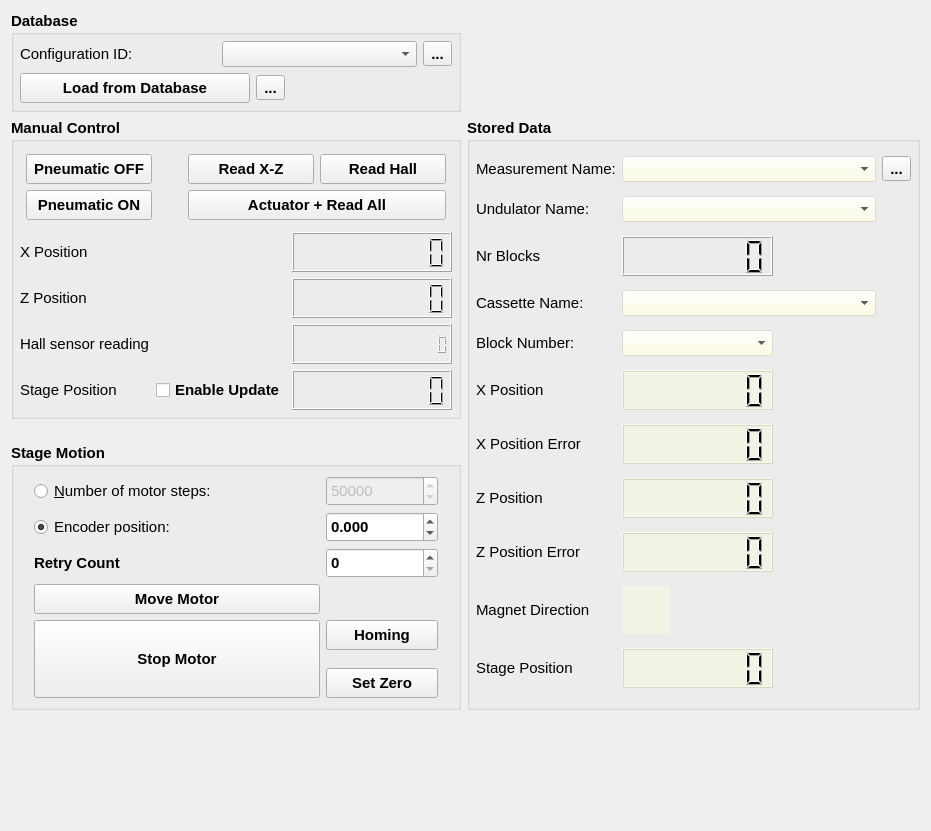
lnls-ima/delta-assembly-bench, file deltabench/gui/ui/measurementwidget.ui: the form before one commit.
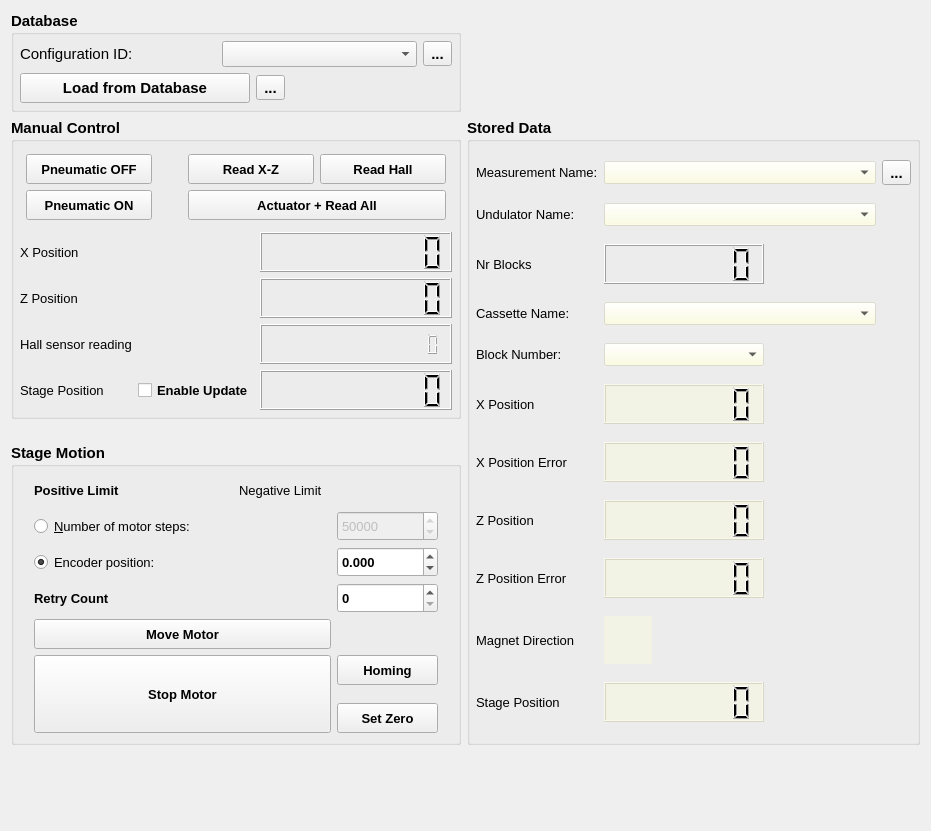
The form after the commit. Icons and pictures are not drawn.

Commit message: measurementwidget.ui: Increase font size and add LEDs for limits

Patch:
```diff
--- a/deltabench/gui/ui/measurementwidget.ui
+++ b/deltabench/gui/ui/measurementwidget.ui
@@ -80,6 +80,7 @@
         </property>
         <property name="font">
          <font>
+          <pointsize>10</pointsize>
           <weight>50</weight>
           <bold>false</bold>
          </font>
@@ -102,6 +103,7 @@
        <widget class="QLabel" name="label_8">
         <property name="font">
          <font>
+          <pointsize>10</pointsize>
           <weight>50</weight>
           <bold>false</bold>
          </font>
@@ -119,6 +121,11 @@
           <height>40</height>
          </size>
         </property>
+        <property name="font">
+         <font>
+          <pointsize>10</pointsize>
+         </font>
+        </property>
         <property name="styleSheet">
          <string notr="true">background-color: rgba(255, 255, 219, 100);</string>
         </property>
@@ -129,6 +136,11 @@
       </item>
       <item row="1" column="2" colspan="3">
        <widget class="QComboBox" name="cmb_undulator_list">
+        <property name="font">
+         <font>
+          <pointsize>10</pointsize>
+         </font>
+        </property>
         <property name="styleSheet">
          <string notr="true">background-color: rgba(255, 255, 219, 100);</string>
         </property>
@@ -138,6 +150,7 @@
        <widget class="QLabel" name="label_12">
         <property name="font">
          <font>
+          <pointsize>10</pointsize>
           <weight>50</weight>
           <bold>false</bold>
          </font>
@@ -151,6 +164,7 @@
        <widget class="QLabel" name="label_6">
         <property name="font">
          <font>
+          <pointsize>10</pointsize>
           <weight>50</weight>
           <bold>false</bold>
          </font>
@@ -164,6 +178,7 @@
        <widget class="QLabel" name="label_7">
         <property name="font">
          <font>
+          <pointsize>10</pointsize>
           <weight>50</weight>
           <bold>false</bold>
          </font>
@@ -177,6 +192,7 @@
        <widget class="QLabel" name="label_13">
         <property name="font">
          <font>
+          <pointsize>10</pointsize>
           <weight>50</weight>
           <bold>false</bold>
          </font>
@@ -190,6 +206,7 @@
        <widget class="QLabel" name="label_20">
         <property name="font">
          <font>
+          <pointsize>10</pointsize>
           <weight>50</weight>
           <bold>false</bold>
          </font>
@@ -203,6 +220,7 @@
        <widget class="QLabel" name="label_14">
         <property name="font">
          <font>
+          <pointsize>10</pointsize>
           <weight>50</weight>
           <bold>false</bold>
          </font>
@@ -220,6 +238,11 @@
           <height>40</height>
          </size>
         </property>
+        <property name="font">
+         <font>
+          <pointsize>10</pointsize>
+         </font>
+        </property>
         <property name="autoFillBackground">
          <bool>false</bool>
         </property>
@@ -236,6 +259,11 @@
           <height>40</height>
          </size>
         </property>
+        <property name="font">
+         <font>
+          <pointsize>10</pointsize>
+         </font>
+        </property>
         <property name="autoFillBackground">
          <bool>false</bool>
         </property>
@@ -249,6 +277,11 @@
       </item>
       <item row="0" column="2" colspan="3">
        <widget class="QComboBox" name="cmb_measurement_list">
+        <property name="font">
+         <font>
+          <pointsize>10</pointsize>
+         </font>
+        </property>
         <property name="styleSheet">
          <string notr="true">background-color: rgba(255, 255, 219, 100);</string>
         </property>
@@ -258,6 +291,7 @@
        <widget class="QLabel" name="label_17">
         <property name="font">
          <font>
+          <pointsize>10</pointsize>
           <weight>50</weight>
           <bold>false</bold>
          </font>
@@ -269,6 +303,11 @@
       </item>
       <item row="3" column="2" colspan="3">
        <widget class="QComboBox" name="cmb_cassette_list">
+        <property name="font">
+         <font>
+          <pointsize>10</pointsize>
+         </font>
+        </property>
         <property name="styleSheet">
          <string notr="true">background-color: rgba(255, 255, 219, 100);</string>
         </property>
@@ -304,6 +343,11 @@
       </item>
       <item row="4" column="2" colspan="2">
        <widget class="QComboBox" name="cmb_block_list">
+        <property name="font">
+         <font>
+          <pointsize>10</pointsize>
+         </font>
+        </property>
         <property name="styleSheet">
          <string notr="true">background-color: rgba(255, 255, 219, 100);</string>
         </property>
@@ -313,6 +357,7 @@
        <widget class="QLabel" name="label_21">
         <property name="font">
          <font>
+          <pointsize>10</pointsize>
           <weight>50</weight>
           <bold>false</bold>
          </font>
@@ -346,6 +391,7 @@
        <widget class="QLabel" name="label_10">
         <property name="font">
          <font>
+          <pointsize>10</pointsize>
           <weight>50</weight>
           <bold>false</bold>
          </font>
@@ -363,6 +409,11 @@
           <height>40</height>
          </size>
         </property>
+        <property name="font">
+         <font>
+          <pointsize>10</pointsize>
+         </font>
+        </property>
         <property name="styleSheet">
          <string notr="true">background-color: rgba(255, 255, 219, 100);</string>
         </property>
@@ -375,6 +426,7 @@
        <widget class="QLabel" name="label_11">
         <property name="font">
          <font>
+          <pointsize>10</pointsize>
           <weight>50</weight>
           <bold>false</bold>
          </font>
@@ -392,6 +444,11 @@
           <height>40</height>
          </size>
         </property>
+        <property name="font">
+         <font>
+          <pointsize>10</pointsize>
+         </font>
+        </property>
         <property name="autoFillBackground">
          <bool>false</bool>
         </property>
@@ -562,7 +619,7 @@
       <property name="rightMargin">
        <number>20</number>
       </property>
-      <item row="0" column="1">
+      <item row="2" column="1">
        <widget class="QSpinBox" name="sb_commanded_nr_steps">
         <property name="enabled">
          <bool>false</bool>
@@ -581,6 +638,7 @@
         </property>
         <property name="font">
          <font>
+          <pointsize>10</pointsize>
           <weight>50</weight>
           <bold>false</bold>
          </font>
@@ -596,7 +654,7 @@
         </property>
        </widget>
       </item>
-      <item row="1" column="1">
+      <item row="3" column="1">
        <widget class="QDoubleSpinBox" name="sbd_commanded_encoder_position">
         <property name="minimumSize">
          <size>
@@ -604,6 +662,11 @@
           <height>30</height>
          </size>
         </property>
+        <property name="font">
+         <font>
+          <pointsize>10</pointsize>
+         </font>
+        </property>
         <property name="decimals">
          <number>3</number>
         </property>
@@ -615,7 +678,7 @@
         </property>
        </widget>
       </item>
-      <item row="3" column="0">
+      <item row="5" column="0">
        <widget class="QPushButton" name="pbt_move_motor">
         <property name="sizePolicy">
          <sizepolicy hsizetype="Minimum" vsizetype="Minimum">
@@ -629,6 +692,11 @@
           <height>30</height>
          </size>
         </property>
+        <property name="font">
+         <font>
+          <pointsize>10</pointsize>
+         </font>
+        </property>
         <property name="text">
          <string>Move Motor</string>
         </property>
@@ -644,7 +712,7 @@
         </property>
        </widget>
       </item>
-      <item row="1" column="0">
+      <item row="3" column="0">
        <widget class="QRadioButton" name="rbt_encoder_position">
         <property name="sizePolicy">
          <sizepolicy hsizetype="Minimum" vsizetype="Minimum">
@@ -654,6 +722,7 @@
         </property>
         <property name="font">
          <font>
+          <pointsize>10</pointsize>
           <weight>50</weight>
           <bold>false</bold>
          </font>
@@ -666,7 +735,7 @@
         </property>
        </widget>
       </item>
-      <item row="4" column="1">
+      <item row="6" column="1">
        <widget class="QPushButton" name="pbt_homing">
         <property name="sizePolicy">
          <sizepolicy hsizetype="Minimum" vsizetype="Minimum">
@@ -680,12 +749,17 @@
           <height>30</height>
          </size>
         </property>
+        <property name="font">
+         <font>
+          <pointsize>10</pointsize>
+         </font>
+        </property>
         <property name="text">
          <string>Homing</string>
         </property>
        </widget>
       </item>
-      <item row="2" column="1">
+      <item row="4" column="1">
        <widget class="QSpinBox" name="sb_retry_count">
         <property name="minimumSize">
          <size>
@@ -693,9 +767,14 @@
           <height>30</height>
          </size>
         </property>
+        <property name="font">
+         <font>
+          <pointsize>10</pointsize>
+         </font>
+        </property>
        </widget>
       </item>
-      <item row="0" column="0">
+      <item row="2" column="0">
        <widget class="QRadioButton" name="rbt_nr_steps">
         <property name="sizePolicy">
          <sizepolicy hsizetype="Minimum" vsizetype="Minimum">
@@ -705,6 +784,7 @@
         </property>
         <property name="font">
          <font>
+          <pointsize>10</pointsize>
           <weight>50</weight>
           <bold>false</bold>
          </font>
@@ -714,7 +794,7 @@
         </property>
        </widget>
       </item>
-      <item row="7" column="1">
+      <item row="9" column="1">
        <widget class="QPushButton" name="pbt_set_zero">
         <property name="sizePolicy">
          <sizepolicy hsizetype="Minimum" vsizetype="Minimum">
@@ -734,12 +814,17 @@
           <height>30</height>
          </size>
         </property>
+        <property name="font">
+         <font>
+          <pointsize>10</pointsize>
+         </font>
+        </property>
         <property name="text">
          <string>Set Zero</string>
         </property>
        </widget>
       </item>
-      <item row="3" column="1">
+      <item row="5" column="1">
        <widget class="QLabel" name="la_motor_is_moving">
         <property name="enabled">
          <bool>false</bool>
@@ -776,7 +861,7 @@
         </property>
        </widget>
       </item>
-      <item row="4" column="0" rowspan="4">
+      <item row="6" column="0" rowspan="4">
        <widget class="QPushButton" name="pbt_stop_motor">
         <property name="sizePolicy">
          <sizepolicy hsizetype="Minimum" vsizetype="Minimum">
@@ -790,6 +875,11 @@
           <height>60</height>
          </size>
         </property>
+        <property name="font">
+         <font>
+          <pointsize>10</pointsize>
+         </font>
+        </property>
         <property name="text">
          <string>Stop Motor</string>
         </property>
@@ -805,13 +895,128 @@
         </property>
        </widget>
       </item>
-      <item row="2" column="0">
+      <item row="4" column="0">
        <widget class="QLabel" name="label_9">
+        <property name="font">
+         <font>
+          <pointsize>10</pointsize>
+         </font>
+        </property>
         <property name="text">
          <string>Retry Count</string>
         </property>
        </widget>
       </item>
+      <item row="0" column="0" colspan="2">
+       <layout class="QGridLayout" name="gridLayout_8">
+        <property name="topMargin">
+         <number>6</number>
+        </property>
+        <property name="bottomMargin">
+         <number>6</number>
+        </property>
+        <item row="0" column="2">
+         <widget class="QLabel" name="label_18">
+          <property name="font">
+           <font>
+            <pointsize>10</pointsize>
+            <weight>50</weight>
+            <bold>false</bold>
+           </font>
+          </property>
+          <property name="text">
+           <string>Negative Limit</string>
+          </property>
+         </widget>
+        </item>
+        <item row="0" column="0">
+         <widget class="QLabel" name="label_15">
+          <property name="font">
+           <font>
+            <pointsize>10</pointsize>
+           </font>
+          </property>
+          <property name="text">
+           <string>Positive Limit</string>
+          </property>
+         </widget>
+        </item>
+        <item row="0" column="1">
+         <widget class="QLabel" name="la_positive_limit">
+          <property name="enabled">
+           <bool>false</bool>
+          </property>
+          <property name="sizePolicy">
+           <sizepolicy hsizetype="Fixed" vsizetype="Fixed">
+            <horstretch>0</horstretch>
+            <verstretch>0</verstretch>
+           </sizepolicy>
+          </property>
+          <property name="minimumSize">
+           <size>
+            <width>0</width>
+            <height>0</height>
+           </size>
+          </property>
+          <property name="maximumSize">
+           <size>
+            <width>24</width>
+            <height>24</height>
+           </size>
+          </property>
+          <property name="text">
+           <string/>
+          </property>
+          <property name="pixmap">
+           <pixmap>../../resources/img/red_light.png</pixmap>
+          </property>
+          <property name="scaledContents">
+           <bool>true</bool>
+          </property>
+          <property name="alignment">
+           <set>Qt::AlignCenter</set>
+          </property>
+         </widget>
+        </item>
+        <item row="0" column="3">
+         <widget class="QLabel" name="la_negative_limit">
+          <property name="enabled">
+           <bool>false</bool>
+          </property>
+          <property name="sizePolicy">
+           <sizepolicy hsizetype="Fixed" vsizetype="Fixed">
+            <horstretch>0</horstretch>
+            <verstretch>0</verstretch>
+           </sizepolicy>
+          </property>
+          <property name="minimumSize">
+           <size>
+            <width>0</width>
+            <height>0</height>
+           </size>
+          </property>
+          <property name="maximumSize">
+           <size>
+            <width>24</width>
+            <height>24</height>
+           </size>
+          </property>
+          <property name="text">
+           <string/>
+          </property>
+          <property name="pixmap">
+           <pixmap>../../resources/img/red_light.png</pixmap>
+          </property>
+          <property name="scaledContents">
+           <bool>true</bool>
+          </property>
+          <property name="alignment">
+           <set>Qt::AlignCenter</set>
+          </property>
+         </widget>
+        </item>
+       </layout>
+      </item>
      </layout>
     </widget>
    </item>
@@ -920,6 +1125,11 @@
             <height>30</height>
            </size>
           </property>
+          <property name="font">
+           <font>
+            <pointsize>10</pointsize>
+           </font>
+          </property>
           <property name="text">
            <string>Pneumatic OFF</string>
           </property>
@@ -939,6 +1149,11 @@
             <height>30</height>
            </size>
           </property>
+          <property name="font">
+           <font>
+            <pointsize>10</pointsize>
+           </font>
+          </property>
           <property name="text">
            <string>Pneumatic ON</string>
           </property>
@@ -1032,6 +1247,11 @@
             <height>30</height>
            </size>
           </property>
+          <property name="font">
+           <font>
+            <pointsize>10</pointsize>
+           </font>
+          </property>
           <property name="text">
            <string>Actuator + Read All</string>
           </property>
@@ -1051,6 +1271,11 @@
             <height>30</height>
            </size>
           </property>
+          <property name="font">
+           <font>
+            <pointsize>10</pointsize>
+           </font>
+          </property>
           <property name="text">
            <string>Read Hall</string>
           </property>
@@ -1080,6 +1305,11 @@
             <height>30</height>
            </size>
           </property>
+          <property name="font">
+           <font>
+            <pointsize>10</pointsize>
+           </font>
+          </property>
           <property name="text">
            <string>Read X-Z</string>
           </property>
@@ -1087,23 +1317,11 @@
         </item>
        </layout>
       </item>
-      <item row="8" column="0">
-       <widget class="QLabel" name="label_3">
-        <property name="font">
-         <font>
-          <weight>50</weight>
-          <bold>false</bold>
-         </font>
-        </property>
-        <property name="text">
-         <string>X Position</string>
-        </property>
-       </widget>
-      </item>
       <item row="9" column="0">
        <widget class="QLabel" name="label_4">
         <property name="font">
          <font>
+          <pointsize>10</pointsize>
           <weight>50</weight>
           <bold>false</bold>
          </font>
@@ -1117,6 +1335,7 @@
        <widget class="QLabel" name="label_2">
         <property name="font">
          <font>
+          <pointsize>10</pointsize>
           <weight>50</weight>
           <bold>false</bold>
          </font>
@@ -1155,6 +1374,7 @@
        <widget class="QLabel" name="label_5">
         <property name="font">
          <font>
+          <pointsize>10</pointsize>
           <weight>50</weight>
           <bold>false</bold>
          </font>
@@ -1194,8 +1414,45 @@
       </item>
       <item row="13" column="1">
        <widget class="QCheckBox" name="chb_encoder_update_enable">
+        <property name="sizePolicy">
+         <sizepolicy hsizetype="Minimum" vsizetype="Minimum">
+          <horstretch>0</horstretch>
+          <verstretch>0</verstretch>
+         </sizepolicy>
+        </property>
+        <property name="minimumSize">
+         <size>
+          <width>0</width>
+          <height>0</height>
+         </size>
+        </property>
+        <property name="font">
+         <font>
+          <pointsize>10</pointsize>
+         </font>
+        </property>
         <property name="text">
          <string>Enable Update</string>
+        </property>
+        <property name="iconSize">
+         <size>
+          <width>12</width>
+          <height>12</height>
+         </size>
+        </property>
+       </widget>
+      </item>
+      <item row="8" column="0">
+       <widget class="QLabel" name="label_19">
+        <property name="font">
+         <font>
+          <pointsize>10</pointsize>
+          <weight>50</weight>
+          <bold>false</bold>
+         </font>
+        </property>
+        <property name="text">
+         <string>X Position</string>
         </property>
        </widget>
       </item>
```
